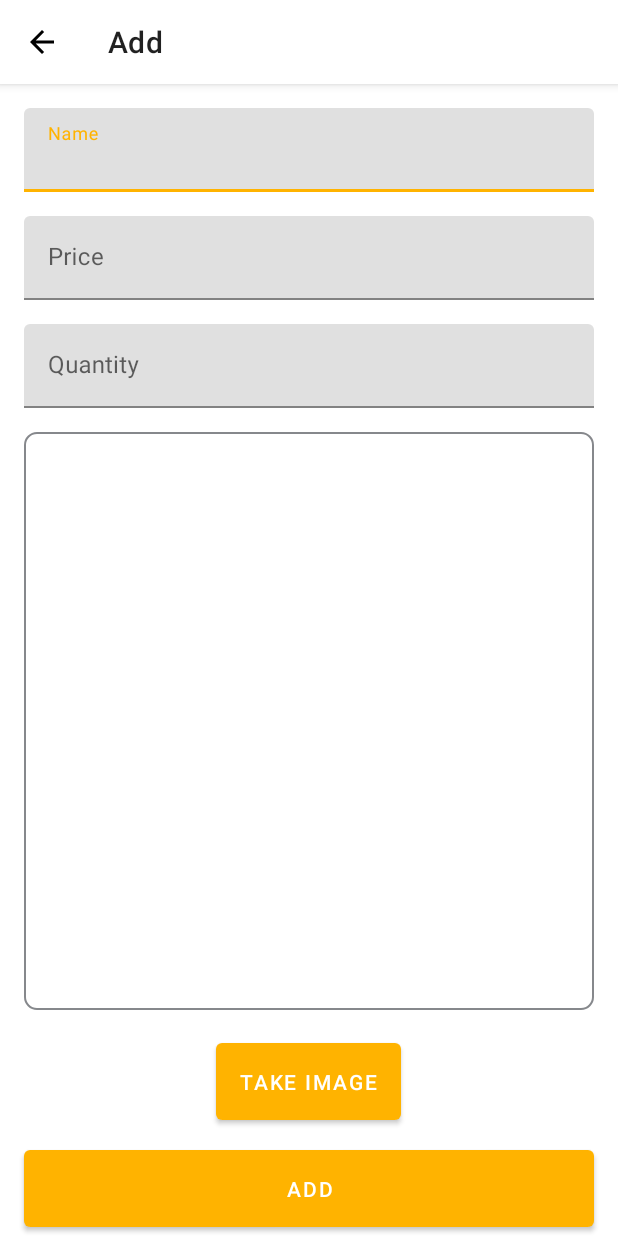
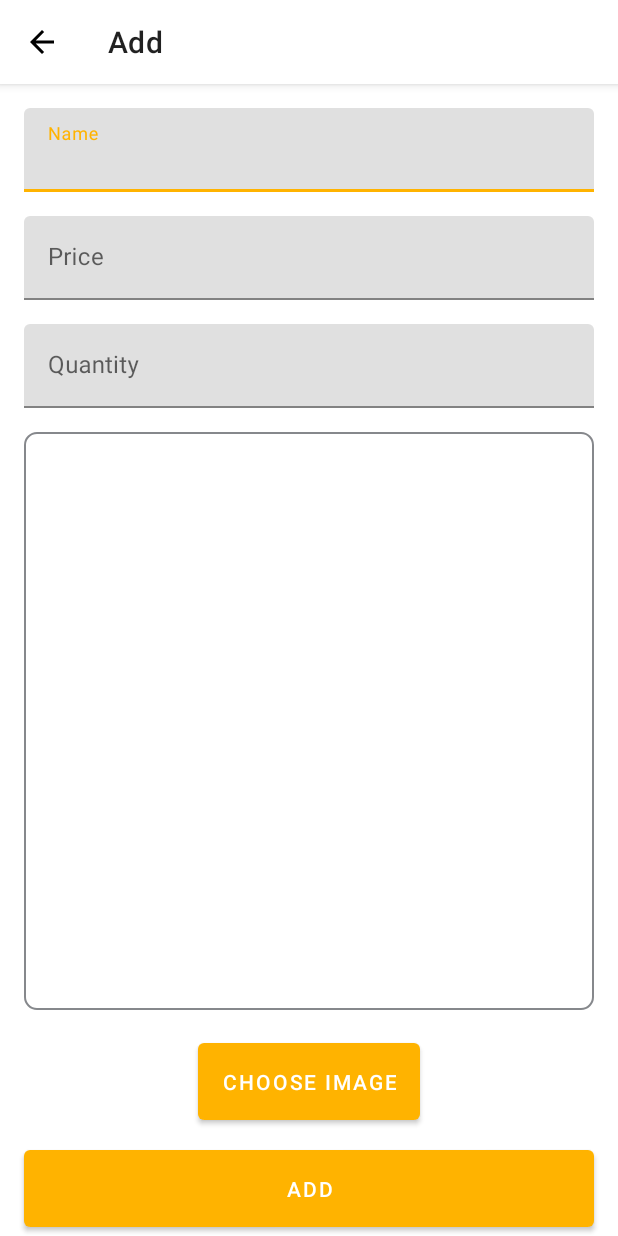
Before and after one commit to Rashmeet14/finalproject2020, an Android app: the layout activity_add_product.xml on its own in the app's theme, with its tools: preview values and no code run, on a phone screen of 412 x 824 dp. Run offline under Robolectric (Android 15) with nearby library versions, the light colour scheme and no system bars.

Commit message:
Add code for uploading image

```diff
--- a/app/build.gradle
+++ b/app/build.gradle
@@ -37,6 +37,8 @@
 
     implementation 'com.firebaseui:firebase-ui-storage:6.2.1'
 
+    implementation 'com.zhihu.android:matisse:0.5.1'
+
     implementation 'com.github.bumptech.glide:glide:4.11.0'
     implementation 'androidx.constraintlayout:constraintlayout:1.1.3'
     annotationProcessor 'com.github.bumptech.glide:compiler:4.11.0'
--- a/app/src/main/AndroidManifest.xml
+++ b/app/src/main/AndroidManifest.xml
@@ -1,6 +1,9 @@
 <?xml version="1.0" encoding="utf-8"?>
 <manifest xmlns:android="http://schemas.android.com/apk/res/android"
     package="com.cegep.saporiitaliano">
+
+    <uses-permission android:name="android.permission.READ_EXTERNAL_STORAGE" />
+    <uses-permission android:name="android.permission.WRITE_EXTERNAL_STORAGE" />
 
     <application
         android:name=".SaporiItalianoApplication"
--- a/app/src/main/res/layout/fragment_add_product.xml
+++ b/app/src/main/res/layout/activity_add_product.xml
@@ -5,7 +5,7 @@
     android:layout_width="match_parent"
     android:layout_height="match_parent"
     android:orientation="vertical"
-    tools:context=".main.home.AddProductFragment">
+    tools:context=".main.home.AddProductActivity">
 
     <com.google.android.material.appbar.AppBarLayout
         android:layout_width="match_parent"
@@ -31,7 +31,7 @@
         android:hint="@string/name">
 
         <com.google.android.material.textfield.TextInputEditText
-            android:id="@+id/name_text"
+            android:id="@+id/product_name"
             android:layout_width="match_parent"
             android:layout_height="wrap_content"
             android:inputType="textPersonName" />
@@ -63,7 +63,7 @@
         android:hint="@string/quantity">
 
         <com.google.android.material.textfield.TextInputEditText
-            android:id="@+id/product_quantity_text"
+            android:id="@+id/product_quantity"
             android:layout_width="match_parent"
             android:layout_height="wrap_content"
             android:inputType="numberDecimal" />
@@ -82,12 +82,12 @@
         android:importantForAccessibility="no" />
 
     <com.google.android.material.button.MaterialButton
-        android:id="@+id/take_image_button"
+        android:id="@+id/choose_image_button"
         android:layout_width="wrap_content"
         android:layout_height="wrap_content"
         android:layout_gravity="center_horizontal"
         android:layout_marginTop="16dp"
-        android:text="@string/take_image" />
+        android:text="@string/choose_image" />
 
     <com.google.android.material.button.MaterialButton
         android:id="@+id/add_button"
--- a/app/src/main/res/values/strings.xml
+++ b/app/src/main/res/values/strings.xml
@@ -48,5 +48,5 @@
     <string name="add">Add</string>
     <string name="price">Price</string>
     <string name="quantity">Quantity</string>
-    <string name="take_image">Take Image</string>
+    <string name="choose_image">Choose Image</string>
 </resources>
```
Also changed, not shown: app/src/main/java/com/cegep/saporiitaliano/main/home/AddProductActivity.java (added, +126 -0 lines), app/src/main/java/com/cegep/saporiitaliano/main/home/AddProductFragment.java (deleted, +0 -21 lines).
